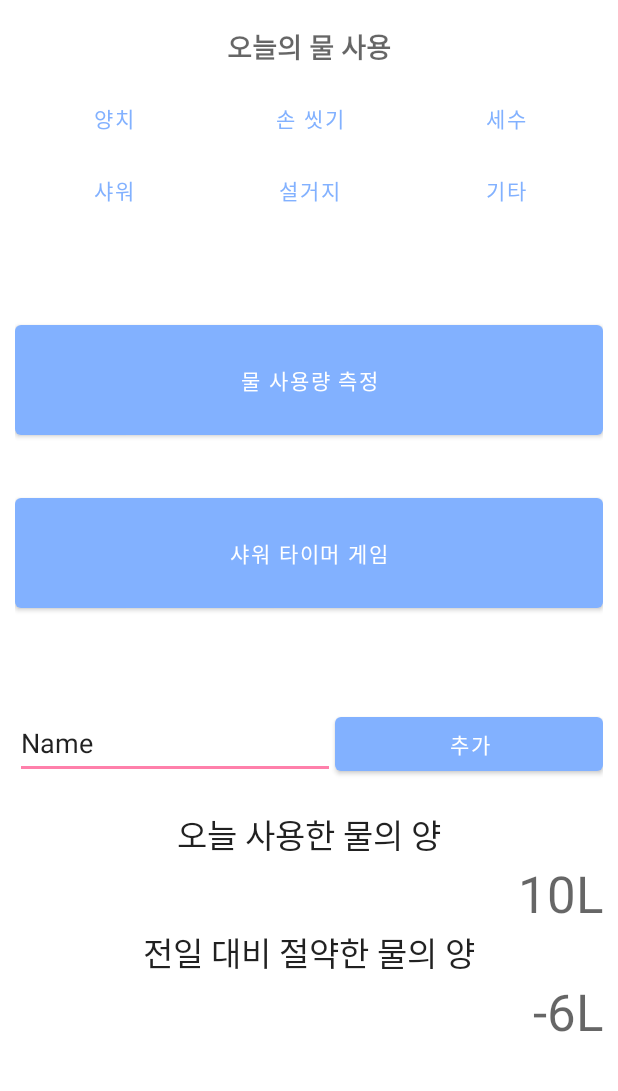
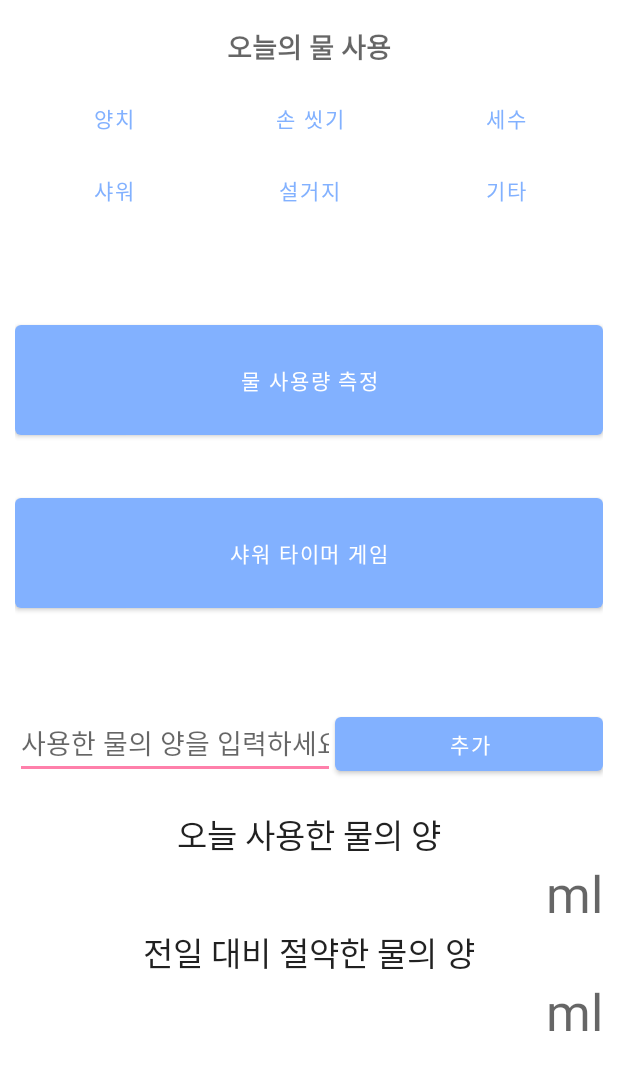
Before and after one commit to jihoi-kang/on-eco, an Android app: the screen it shows after launch (WriteWater), after a tap on "오늘의 물 사용 기록", on a phone screen of 412 x 824 dp, the part 70-1161 px from its top. Run offline under Robolectric (Android 15) with nearby library versions, the phone set to English and light mode, and no system bars.

Commit message:
(훈) WriteWater 사용자 input 오류

```diff
--- a/app/src/main/java/com/project/oneco/OnEcoApplication.java
+++ b/app/src/main/java/com/project/oneco/OnEcoApplication.java
@@ -2,21 +2,34 @@ package com.project.oneco;
 
 import android.app.Application;
 
+import java.text.SimpleDateFormat;
+import java.util.Date;
+import java.util.Locale;
+
 // 모든 파일에서 접근 가능한 변수 저장
 public class OnEcoApplication extends Application {
+
+    // 오늘 날짜 가져오기
+    long now = System.currentTimeMillis();
+    Date date = new Date(now);
+    SimpleDateFormat ymd = new SimpleDateFormat("yyyy.MM.dd (E)", Locale.KOREA);
+    String todayDate = ymd.format(date);
+
+    // 오늘 시간 가져오기
+    SimpleDateFormat hm = new SimpleDateFormat("aa hh:mm", Locale.KOREA);
+    String real_tempTime = hm.format(date);
 
     public String active_activity;
 
     public int number = 0;
     public int count = 0;
 
-    // 손씻기, 샤워 등등을 누를 때마다 저장할 변수 생성(Data type: String)
     // 물 사용 종류
     public String waterType;
 
     // 데이터 정의(오늘 사용한 물 사용량, 전일 대비 절약한 물 사용량)
-    public String todayWater;
-    public String removedWater;
+    public int inputTodayWater = 0;
+    public int savedWater = 0;
 
     public int timerSec = 0;
     public int RtimerSec = 0;
--- a/app/src/main/java/com/project/oneco/WaterStopGame.java
+++ b/app/src/main/java/com/project/oneco/WaterStopGame.java
@@ -274,8 +274,7 @@ public class WaterStopGame extends AppCompatActivity implements AdapterView.OnIt
 
             @Override
             public void onFinish() {
-                // todo: Time Up되었을 때 기록 중지, 통계화면으로 넘어가기 안됨..
-
+                // Time Up되었을 때 타이머 중지
                 soundMeter.stop();
                 countDownTimer.cancel();
                 timerRunning = false;
--- a/app/src/main/java/com/project/oneco/WaterStopWatch.java
+++ b/app/src/main/java/com/project/oneco/WaterStopWatch.java
@@ -24,9 +24,7 @@ import android.widget.Toast;
 
 import com.gun0912.tedpermission.PermissionListener;
 import com.gun0912.tedpermission.normal.TedPermission;
-//import com.project.oneco.test.WaterAfterStati;
 
-// todo: 뒤로가기 버튼 누를 때 상황에 따라 다르게 구현
 
 public class WaterStopWatch extends AppCompatActivity {
 
--- a/app/src/main/java/com/project/oneco/WriteTrash.java
+++ b/app/src/main/java/com/project/oneco/WriteTrash.java
@@ -1,7 +1,6 @@
 package com.project.oneco;
 
 import androidx.appcompat.app.AppCompatActivity;
-import androidx.recyclerview.widget.RecyclerView;
 
 import android.content.Intent;
 import android.os.Bundle;
@@ -53,7 +52,7 @@ public class WriteTrash extends AppCompatActivity implements AdapterView.OnItemC
         lvList.setOnItemClickListener(this);
 
         etItemWeight = findViewById(R.id.UserInput_TodayT);
-        TextView tvTodayTrash = findViewById(R.id.textView6);
+        TextView tvTodayTrash = findViewById(R.id.TXT_today_water_input);
 
         // todo: Button 9개 bind
         Button Btn_tissue = findViewById(R.id.Btn_tissue);
@@ -65,7 +64,7 @@ public class WriteTrash extends AppCompatActivity implements AdapterView.OnItemC
         Button Btn_can = findViewById(R.id.Btn_can);
         Button Btn_empty_bottle = findViewById(R.id.Btn_empty_bottle);
         Button Btn_etc = findViewById(R.id.Btn_etc);
-        Button Btn_add = findViewById(R.id.button);
+        Button Btn_add = findViewById(R.id.Btn_add);
 
 
         // 이전 버튼
--- a/app/src/main/java/com/project/oneco/WriteWater.java
+++ b/app/src/main/java/com/project/oneco/WriteWater.java
@@ -2,20 +2,29 @@ package com.project.oneco;
 
 import android.content.Intent;
 import android.os.Bundle;
+import android.util.Log;
 import android.view.View;
 import android.widget.Button;
+import android.widget.EditText;
 import android.widget.ImageButton;
 import android.widget.TextView;
 import android.widget.Toast;
 
 import androidx.appcompat.app.AppCompatActivity;
 
+import com.google.gson.Gson;
+import com.project.oneco.data.PreferenceManager;
+import com.project.oneco.data.WaterUsage;
+import com.project.oneco.test.TestActivity;
+
 public class WriteWater extends AppCompatActivity{
-    // todo: 측정 화면으로 넘어갈 때 type을 넣어줘야됨(OnEcoApplication의 변수로 사용)
 
-    // 데이터 정의(오늘 사용한 물 사용량, 전일 대비 절약한 물 사용량)
-    private String todayWater;
-    private String removedWater;
+    private OnEcoApplication application;
+
+    EditText UserInputWater;
+    TextView TXT_today_water_input;
+
+    Button Btn_add;
 
 
     @Override
@@ -23,12 +32,19 @@ public class WriteWater extends AppCompatActivity{
         super.onCreate(savedInstanceState);
         setContentView(R.layout.activity_write_water);
 
+
+        Button Btn_toothBrush = findViewById(R.id.Btn_toothBrush);
+        Button Btn_handWash = findViewById(R.id.Btn_handWash);
+        Button Btn_faceWash = findViewById(R.id.Btn_faceWash);
+        Button Btn_shower = findViewById(R.id.Btn_shower);
+        Button Btn_dishWash = findViewById(R.id.Btn_dishWash);
+        Button Btn_etc_water = findViewById(R.id.Btn_etc_water);
+
+        UserInputWater = findViewById(R.id.UserInputWater);
+        Btn_add = findViewById(R.id.Btn_add);
+
         // Activity간의 데이터 공유를 위한 application 가져오기
-        OnEcoApplication application = (OnEcoApplication) getApplication();
-
-        if (application.active_activity == "waterAfterStati") {
-            onBackPressed();
-        }
+        application = (OnEcoApplication) getApplication();
 
         // 이전 버튼
         ImageButton Btn_back = findViewById(R.id.Btn_back);
@@ -89,14 +105,6 @@ public class WriteWater extends AppCompatActivity{
             }
         });
 
-        Button Btn_toothBrush = findViewById(R.id.Btn_toothBrush);
-        Button Btn_handWash = findViewById(R.id.Btn_handWash);
-        Button Btn_faceWash = findViewById(R.id.Btn_faceWash);
-        Button Btn_shower = findViewById(R.id.Btn_shower);
-        Button Btn_dishWash = findViewById(R.id.Btn_dishWash);
-        Button Btn_etc_water = findViewById(R.id.Btn_etc_water);
-
-
         // Button을 눌렀을 때 waterType에 물 사용 유형 저장
         Button.OnClickListener onClickListener = new Button.OnClickListener() {
             @Override
@@ -137,6 +145,62 @@ public class WriteWater extends AppCompatActivity{
         Btn_dishWash.setOnClickListener(onClickListener);
         Btn_etc_water.setOnClickListener(onClickListener);
 
+        // 추가 버튼 눌렀을 때
+        Btn_add.setOnClickListener(new View.OnClickListener() {
+            @Override
+            public void onClick(View view) {
+                if (application.waterType == null){
+                    Toast.makeText(getApplicationContext(), "사용한 물의 유형을 먼저 선택해주세요", Toast.LENGTH_SHORT).show();
+                } else {
+                    // todo:오류남.. ㅠㅜ
+                    // editText의 값을 변환 후 변수 inputTodayWater에 넣음
+                    application.inputTodayWater = Integer.parseInt(UserInputWater.getText().toString());
+                    TXT_today_water_input.setText(UserInputWater.getText().toString() + "ml");
+                }
+            }
+        });
+
+
+        // SharedPreference 데이터 저장하기
+        PreferenceManager manager = PreferenceManager.getInstance(WriteWater.this);
+        Gson gson = new Gson();
+
+        /* <저장할 데이터>
+        * todayDate : 오늘의 날짜
+        * real_tempTime  : 현재 시간
+        * waterType : 물 사용 유형
+        * usedWater : 사용한 물의 양 (측정값)
+        * UserInputWater : 오늘 사용한 물의 양 (사용자 입력값)
+        * savedWater     : 전일 대비 절약한 물의 양 */
+
+        // data 만들기
+        WaterUsage usage = new WaterUsage();
+
+        // todo: 측정값 or 사용자가 직접 입력한 값이 들어가도록
+        usage.setTooth(3f);
+        usage.setHand(7f);
+        usage.setFace(3f);
+        usage.setDish(3f);
+        usage.setShower(7f);
+        usage.setEtc(3f);
+
+        // data를 String화 시키기
+        String json = gson.toJson(usage);
+
+        // 변환한 String 값을 SharedPreference에 저장
+        manager.putString("0508", json);
+
+        // 데이터 꺼내오기
+        String data = manager.getString("0508", "");
+
+        // String을 데이터 모델로 변경
+        WaterUsage waterUsage = gson.fromJson(data, WaterUsage.class);
+        Log.d("jay", "dish: " + waterUsage.getTooth());
+        Log.d("jay", "hand: " + waterUsage.getHand());
+        Log.d("jay", "dish: " + waterUsage.getFace());
+        Log.d("jay", "hand: " + waterUsage.getShower());
+        Log.d("jay", "dish: " + waterUsage.getDish());
+        Log.d("jay", "hand: " + waterUsage.getEtc());
 
     } // end of onClick
 
--- a/app/src/main/res/layout/activity_write_water.xml
+++ b/app/src/main/res/layout/activity_write_water.xml
@@ -176,18 +176,16 @@
                     android:orientation="horizontal">
 
                     <EditText
-                        android:id="@+id/UserInput_TodayW"
+                        android:id="@+id/UserInputWater"
                         android:layout_width="wrap_content"
                         android:layout_height="wrap_content"
-                        android:autofillHints=""
                         android:ems="10"
-                        android:hint="@string/user_input_TW"
-                        android:inputType="textPersonName"
-                        android:minHeight="48dp"
-                        android:text="@string/Userinput_today_W" />
+                        android:hint="사용한 물의 양을 입력하세요"
+                        android:inputType="number"
+                        android:minHeight="48dp" />
 
                     <Button
-                        android:id="@+id/button"
+                        android:id="@+id/Btn_add"
                         android:layout_width="match_parent"
                         android:layout_height="wrap_content"
                         android:text="@string/input_TW"
@@ -199,7 +197,7 @@
                     android:layout_height="20dp" />
 
                 <TextView
-                    android:id="@+id/textView4"
+                    android:id="@+id/subtitle_today_water_input"
                     android:layout_width="match_parent"
                     android:layout_height="wrap_content"
                     android:gravity="center"
@@ -207,15 +205,15 @@
                     android:textAppearance="@style/TextAppearance.AppCompat.Large" />
 
                 <TextView
-                    android:id="@+id/textView6"
+                    android:id="@+id/TXT_today_water_input"
                     android:layout_width="match_parent"
                     android:layout_height="wrap_content"
-                    android:text="@string/real_used_water"
+                    android:text="ml"
                     android:textAppearance="@style/TextAppearance.AppCompat.Display1"
                     android:gravity="end"/>
 
                 <TextView
-                    android:id="@+id/textView9"
+                    android:id="@+id/subtitle_saving_water"
                     android:layout_width="match_parent"
                     android:layout_height="wrap_content"
                     android:gravity="center"
@@ -223,11 +221,11 @@
                     android:textAppearance="@style/TextAppearance.AppCompat.Large" />
 
                 <TextView
-                    android:id="@+id/textView10"
+                    android:id="@+id/TXT_saving_water"
                     android:layout_width="match_parent"
                     android:layout_height="wrap_content"
                     android:gravity="end"
-                    android:text="@string/real_saving_water"
+                    android:text="ml"
                     android:textAppearance="@style/TextAppearance.AppCompat.Display1" />
 
             </LinearLayout>
```
Also changed, not shown: app/src/main/java/com/project/oneco/Statistic.java (+3 -4 lines), app/src/main/java/com/project/oneco/WaterPower.java (+15 -0 lines), app/src/main/res/layout/activity_water_power.xml (+35 -22 lines), app/src/main/res/layout/activity_write_trash.xml (+5 -5 lines).
